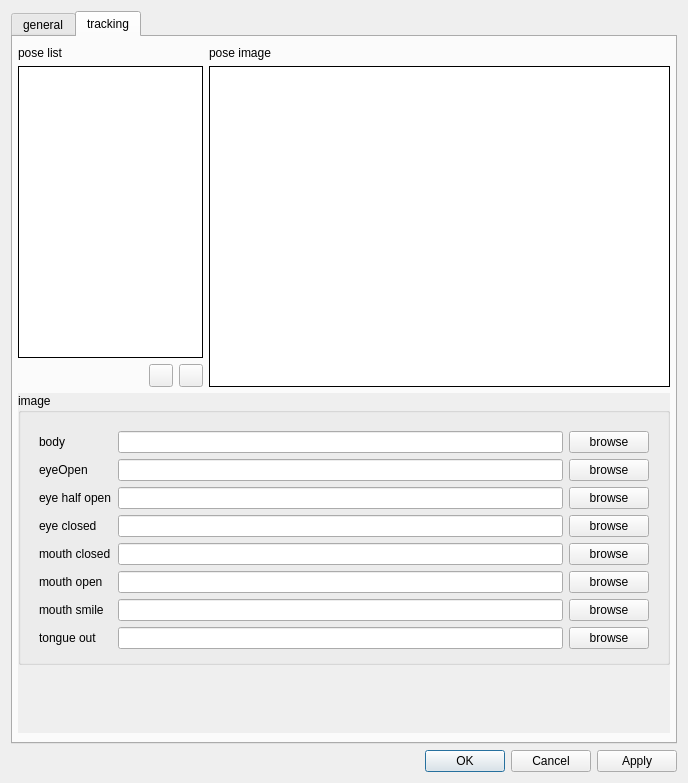
Qt form src/ui/FaceTrackerDialog.ui (ashmanix/ashmanix-moveface-obs-plugin) before a commit.
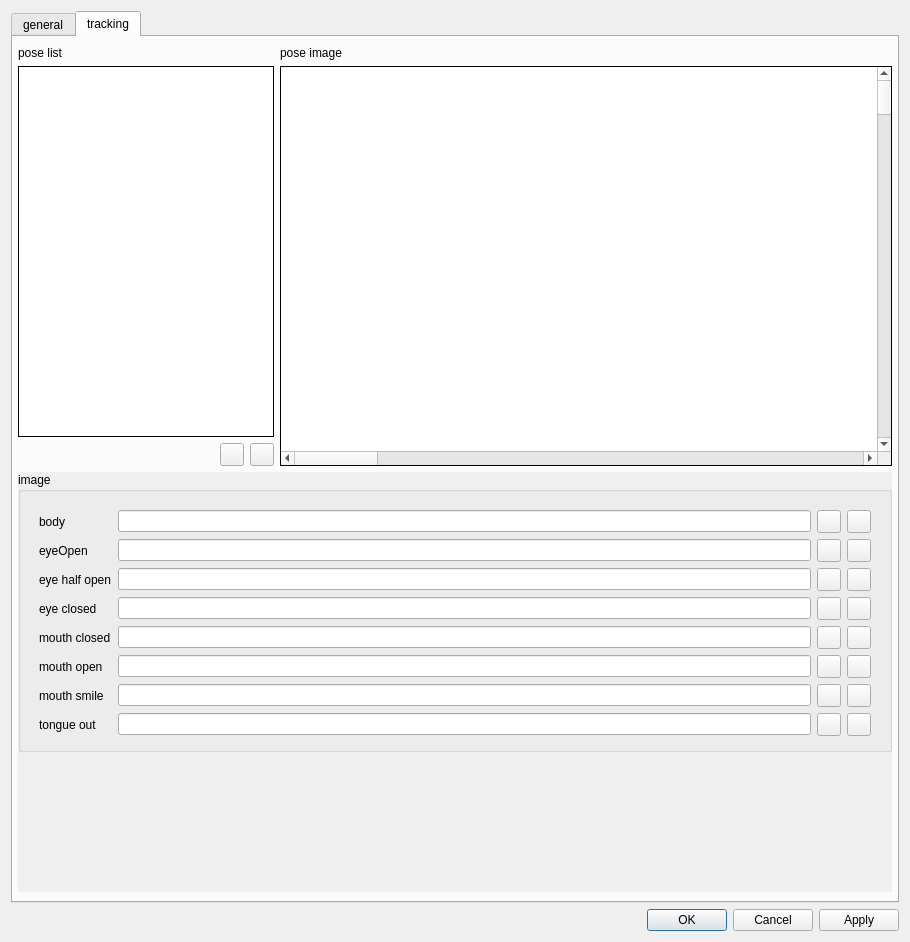
The same form after that commit. Custom widgets are drawn as their Qt base class.

```diff
--- a/src/ui/FaceTrackerDialog.ui
+++ b/src/ui/FaceTrackerDialog.ui
@@ -6,13 +6,16 @@
    <rect>
     <x>0</x>
     <y>0</y>
-    <width>688</width>
-    <height>783</height>
+    <width>910</width>
+    <height>942</height>
    </rect>
   </property>
   <property name="windowTitle">
    <string>Dialog</string>
   </property>
+  <property name="sizeGripEnabled">
+   <bool>false</bool>
+  </property>
   <layout class="QVBoxLayout" name="verticalLayout">
    <item>
     <widget class="QTabWidget" name="settingsTabWidget">
@@ -280,7 +283,7 @@
         <number>5</number>
        </property>
        <item>
-        <layout class="QHBoxLayout" name="imageViewHorizontalLayout" stretch="2,5">
+        <layout class="QHBoxLayout" name="imageViewHorizontalLayout" stretch="0,5">
          <property name="bottomMargin">
           <number>0</number>
          </property>
@@ -299,11 +302,17 @@
            <item>
             <widget class="QListView" name="poseListView">
              <property name="sizePolicy">
-              <sizepolicy hsizetype="Expanding" vsizetype="Expanding">
+              <sizepolicy hsizetype="Fixed" vsizetype="Expanding">
                <horstretch>0</horstretch>
                <verstretch>0</verstretch>
               </sizepolicy>
              </property>
+             <property name="minimumSize">
+              <size>
+               <width>200</width>
+               <height>0</height>
+              </size>
+             </property>
              <property name="autoFillBackground">
               <bool>true</bool>
              </property>
@@ -391,7 +400,7 @@
             <widget class="AvatarGraphicsView" name="avatarGraphicsView">
              <property name="sizePolicy">
               <sizepolicy hsizetype="Expanding" vsizetype="Expanding">
-               <horstretch>1</horstretch>
+               <horstretch>0</horstretch>
                <verstretch>0</verstretch>
               </sizepolicy>
              </property>
@@ -413,12 +422,21 @@
              <property name="frameShadow">
               <enum>QFrame::Plain</enum>
              </property>
+             <property name="verticalScrollBarPolicy">
+              <enum>Qt::ScrollBarAsNeeded</enum>
+             </property>
+             <property name="horizontalScrollBarPolicy">
+              <enum>Qt::ScrollBarAsNeeded</enum>
+             </property>
+             <property name="sizeAdjustPolicy">
+              <enum>QAbstractScrollArea::AdjustToContents</enum>
+             </property>
              <property name="sceneRect">
               <rectf>
                <x>0.000000000000000</x>
                <y>0.000000000000000</y>
-               <width>100.000000000000000</width>
-               <height>200.000000000000000</height>
+               <width>20000.000000000000000</width>
+               <height>20000.000000000000000</height>
               </rectf>
              </property>
              <property name="resizeAnchor">
@@ -445,9 +463,9 @@
           <property name="geometry">
            <rect>
             <x>0</x>
-            <y>-2</y>
-            <width>633</width>
-            <height>405</height>
+            <y>0</y>
+            <width>870</width>
+            <height>402</height>
            </rect>
           </property>
           <layout class="QVBoxLayout" name="verticalLayout_5">
@@ -492,21 +510,25 @@
                   <layout class="QHBoxLayout" name="horizontalLayout_6">
                    <item>
                     <widget class="QLineEdit" name="bodyUrlLineEdit">
-                     <property name="clearButtonEnabled">
+                     <property name="readOnly">
                       <bool>true</bool>
                      </property>
+                     <property name="clearButtonEnabled">
+                      <bool>false</bool>
+                     </property>
                     </widget>
                    </item>
                    <item>
-                    <widget class="QPushButton" name="bodyUrlPushButton">
-                     <property name="minimumSize">
-                      <size>
-                       <width>80</width>
-                       <height>0</height>
-                      </size>
+                    <widget class="QToolButton" name="bodyUrlDeleteToolButton">
+                     <property name="text">
+                      <string/>
                      </property>
+                    </widget>
+                   </item>
+                   <item>
+                    <widget class="QToolButton" name="bodyUrlBrowseToolButton">
                      <property name="text">
-                      <string>browse</string>
+                      <string/>
                      </property>
                     </widget>
                    </item>
@@ -522,22 +544,26 @@
                  <item row="1" column="1">
                   <layout class="QHBoxLayout" name="horizontalLayout_4">
                    <item>
-                    <widget class="QLineEdit" name="eyesOpenUrlEdit">
-                     <property name="clearButtonEnabled">
+                    <widget class="QLineEdit" name="eyesOpenUrlLineEdit">
+                     <property name="readOnly">
                       <bool>true</bool>
                      </property>
+                     <property name="clearButtonEnabled">
+                      <bool>false</bool>
+                     </property>
                     </widget>
                    </item>
                    <item>
-                    <widget class="QPushButton" name="eyesOpenUrlPushButton">
-                     <property name="minimumSize">
-                      <size>
-                       <width>80</width>
-                       <height>0</height>
-                      </size>
+                    <widget class="QToolButton" name="eyesOpenUrlDeleteToolButton">
+                     <property name="text">
+                      <string/>
                      </property>
+                    </widget>
+                   </item>
+                   <item>
+                    <widget class="QToolButton" name="eyesOpenUrlBrowseToolButton">
                      <property name="text">
-                      <string>browse</string>
+                      <string/>
                      </property>
                     </widget>
                    </item>
@@ -554,27 +580,25 @@
                   <layout class="QHBoxLayout" name="horizontalLayout_5">
                    <item>
                     <widget class="QLineEdit" name="eyesHalfOpenUrlEdit">
+                     <property name="readOnly">
+                      <bool>true</bool>
+                     </property>
                      <property name="clearButtonEnabled">
                       <bool>true</bool>
                      </property>
                     </widget>
                    </item>
                    <item>
-                    <widget class="QPushButton" name="eyesHalfOpenUrlPushButton">
-                     <property name="sizePolicy">
-                      <sizepolicy hsizetype="Minimum" vsizetype="Fixed">
-                       <horstretch>0</horstretch>
-                       <verstretch>0</verstretch>
-                      </sizepolicy>
+                    <widget class="QToolButton" name="eyesHalfOpenUrlDeleteToolButton">
+                     <property name="text">
+                      <string/>
                      </property>
-                     <property name="minimumSize">
-                      <size>
-                       <width>80</width>
-                       <height>0</height>
-                      </size>
-                     </property>
+                    </widget>
+                   </item>
+                   <item>
+                    <widget class="QToolButton" name="eyesHalfOpenUrlBrowseToolButton">
                      <property name="text">
-                      <string>browse</string>
+                      <string/>
                      </property>
                     </widget>
                    </item>
@@ -591,21 +615,25 @@
                   <layout class="QHBoxLayout" name="horizontalLayout">
                    <item>
                     <widget class="QLineEdit" name="eyesClosedUrlLineEdit">
+                     <property name="readOnly">
+                      <bool>true</bool>
+                     </property>
                      <property name="clearButtonEnabled">
                       <bool>true</bool>
                      </property>
                     </widget>
                    </item>
                    <item>
-                    <widget class="QPushButton" name="eyesClosedUrlPushButton">
-                     <property name="minimumSize">
-                      <size>
-                       <width>80</width>
-                       <height>0</height>
-                      </size>
+                    <widget class="QToolButton" name="eyesClosedUrlDeleteToolButton">
+                     <property name="text">
+                      <string/>
                      </property>
+                    </widget>
+                   </item>
+                   <item>
+                    <widget class="QToolButton" name="eyesClosedUrlBrowseToolButton">
                      <property name="text">
-                      <string>browse</string>
+                      <string/>
                      </property>
                     </widget>
                    </item>
@@ -622,21 +650,25 @@
                   <layout class="QHBoxLayout" name="horizontalLayout_7">
                    <item>
                     <widget class="QLineEdit" name="mouthClosedUrlLineEdit">
+                     <property name="readOnly">
+                      <bool>true</bool>
+                     </property>
                      <property name="clearButtonEnabled">
                       <bool>true</bool>
                      </property>
                     </widget>
                    </item>
                    <item>
-                    <widget class="QPushButton" name="mouthClosedUrlPushButton">
-                     <property name="minimumSize">
-                      <size>
-                       <width>80</width>
-                       <height>0</height>
-                      </size>
+                    <widget class="QToolButton" name="mouthClosedUrlDeleteToolButton">
+                     <property name="text">
+                      <string/>
                      </property>
+                    </widget>
+                   </item>
+                   <item>
+                    <widget class="QToolButton" name="mouthClosedUrlBrowseToolButton">
                      <property name="text">
-                      <string>browse</string>
+                      <string/>
                      </property>
                     </widget>
                    </item>
@@ -653,21 +685,25 @@
                   <layout class="QHBoxLayout" name="horizontalLayout_8">
                    <item>
                     <widget class="QLineEdit" name="mouthOpenUrlLineEdit">
+                     <property name="readOnly">
+                      <bool>true</bool>
+                     </property>
                      <property name="clearButtonEnabled">
                       <bool>true</bool>
                      </property>
                     </widget>
                    </item>
                    <item>
-                    <widget class="QPushButton" name="mouthOpenUrlPushButton">
-                     <property name="minimumSize">
-                      <size>
-                       <width>80</width>
-                       <height>0</height>
-                      </size>
+                    <widget class="QToolButton" name="mouthOpenUrlDeleteToolButton">
+                     <property name="text">
+                      <string/>
                      </property>
+                    </widget>
+                   </item>
+                   <item>
+                    <widget class="QToolButton" name="mouthOpenUrlBrowseToolButton">
                      <property name="text">
-                      <string>browse</string>
+                      <string/>
                      </property>
                     </widget>
                    </item>
@@ -684,21 +720,25 @@
                   <layout class="QHBoxLayout" name="horizontalLayout_9">
                    <item>
                     <widget class="QLineEdit" name="mouthSmileUrlLineEdit">
+                     <property name="readOnly">
+                      <bool>true</bool>
+                     </property>
                      <property name="clearButtonEnabled">
                       <bool>true</bool>
                      </property>
                     </widget>
                    </item>
                    <item>
-                    <widget class="QPushButton" name="mouthSmileUrlPushButton">
-                     <property name="minimumSize">
-                      <size>
-                       <width>80</width>
-                       <height>0</height>
-                      </size>
+                    <widget class="QToolButton" name="mouthSmileUrlDeleteToolButton">
+                     <property name="text">
+                      <string/>
                      </property>
+                    </widget>
+                   </item>
+                   <item>
+                    <widget class="QToolButton" name="mouthSmileUrlBrowseToolButton">
                      <property name="text">
-                      <string>browse</string>
+                      <string/>
                      </property>
                     </widget>
                    </item>
@@ -721,15 +761,16 @@
                     </widget>
                    </item>
                    <item>
-                    <widget class="QPushButton" name="tongueOutUrlPushButton">
-                     <property name="minimumSize">
-                      <size>
-                       <width>80</width>
-                       <height>0</height>
-                      </size>
+                    <widget class="QToolButton" name="tongueOutUrlDeleteToolButton">
+                     <property name="text">
+                      <string/>
                      </property>
+                    </widget>
+                   </item>
+                   <item>
+                    <widget class="QToolButton" name="tongueOutUrlBrowseToolButton">
                      <property name="text">
-                      <string>browse</string>
+                      <string/>
                      </property>
                     </widget>
                    </item>
```
Left out of the diff: 13 changed lines with no effect on the pictures.
